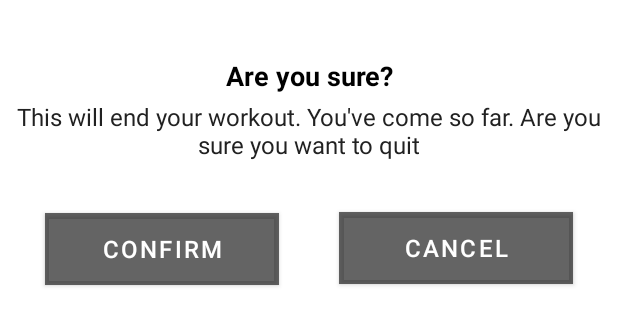
After one commit to iamr-kumar/FitInTenMinutes, an Android app: the layout custom_dialog.xml on its own in the app's theme, with its tools: preview values and no code run, on a phone screen of 412 x 824 dp. The commit adds this screen. Shown: the top 326 px of the screen. Run offline under Robolectric (Android 15) with nearby library versions, the light colour scheme and no system bars.

Commit message:
custom dialog box added

```diff
--- a/app/src/main/java/com/example/fitinsevenminutes/ExcerciseActivity.kt
+++ b/app/src/main/java/com/example/fitinsevenminutes/ExcerciseActivity.kt
@@ -1,15 +1,18 @@
 package com.example.fitinsevenminutes
 
+import android.app.Dialog
 import android.content.Intent
 import android.media.MediaPlayer
 import androidx.appcompat.app.AppCompatActivity
 import android.os.Bundle
 import android.os.CountDownTimer
 import android.speech.tts.TextToSpeech
+import android.view.LayoutInflater
 import android.view.View
 import android.widget.Toast
 import androidx.recyclerview.widget.LinearLayoutManager
 import com.example.fitinsevenminutes.databinding.ActivityExcerciseBinding
+import com.example.fitinsevenminutes.databinding.CustomDialogBinding
 import org.w3c.dom.Text
 import java.lang.Exception
 import java.util.*
@@ -43,7 +46,7 @@ class ExcerciseActivity : AppCompatActivity(), TextToSpeech.OnInitListener {
             actionBar.setDisplayHomeAsUpEnabled(true)
         }
         binding.toolbarExcerciseActivity.setNavigationOnClickListener {
-            onBackPressed()
+            customDialogForBackButton()
         }
 
         tts = TextToSpeech(this, this)
@@ -131,11 +134,11 @@ class ExcerciseActivity : AppCompatActivity(), TextToSpeech.OnInitListener {
 
     private fun setExcerciseProgressBar() {
         binding.progressBarExcerice.progress = excerciseProgress
-        excerciseTimer = object: CountDownTimer(1000, 1000) {
+        excerciseTimer = object: CountDownTimer(30000, 1000) {
             override fun onTick(millisUntilFinished: Long) {
                 excerciseProgress++
-                binding.progressBarExcerice.progress = 1 - excerciseProgress
-                binding.tvExcerciseTimer.text = (1 - excerciseProgress).toString()
+                binding.progressBarExcerice.progress = 30 - excerciseProgress
+                binding.tvExcerciseTimer.text = (30 - excerciseProgress).toString()
             }
 
             override fun onFinish() {
@@ -181,4 +184,18 @@ class ExcerciseActivity : AppCompatActivity(), TextToSpeech.OnInitListener {
         binding.rvExcerciseStatus.layoutManager = LinearLayoutManager(this, LinearLayoutManager.HORIZONTAL, false)
     }
 
+    private fun customDialogForBackButton() {
+        val dialog = Dialog(this)
+        val dialogBinding = CustomDialogBinding.inflate(LayoutInflater.from(this))
+        dialog.setContentView(dialogBinding.root)
+        dialogBinding.btnConfirm.setOnClickListener {
+            finish()
+            dialog.dismiss()
+        }
+        dialogBinding.btnCancel.setOnClickListener {
+            dialog.dismiss()
+        }
+        dialog.show()
+    }
+
 }
--- /dev/null
+++ b/app/src/main/res/layout/custom_dialog.xml
@@ -0,0 +1,76 @@
+<?xml version="1.0" encoding="utf-8"?>
+<androidx.constraintlayout.widget.ConstraintLayout xmlns:android="http://schemas.android.com/apk/res/android"
+    xmlns:app="http://schemas.android.com/apk/res-auto"
+    xmlns:tools="http://schemas.android.com/tools"
+    android:layout_width="match_parent"
+    android:layout_height="match_parent"
+    android:padding="10dp">
+
+    <TextView
+        android:id="@+id/textView3"
+        android:layout_width="wrap_content"
+        android:layout_height="wrap_content"
+        android:layout_marginTop="28dp"
+        android:gravity="center"
+        android:text="Are you sure?"
+        android:textColor="@color/black"
+        android:textSize="18sp"
+        android:textStyle="bold"
+        app:layout_constraintEnd_toEndOf="parent"
+        app:layout_constraintHorizontal_bias="0.5"
+        app:layout_constraintStart_toStartOf="parent"
+        app:layout_constraintTop_toTopOf="parent" />
+
+    <TextView
+        android:id="@+id/textView4"
+        android:layout_width="match_parent"
+        android:layout_height="wrap_content"
+        android:layout_marginTop="4dp"
+        android:gravity="center"
+        android:text="This will end your workout. You've come so far. Are you sure you want to quit"
+        android:textColor="#212121"
+        android:textSize="16sp"
+        android:layout_marginBottom="10dp"
+        app:layout_constraintEnd_toEndOf="parent"
+        app:layout_constraintHorizontal_bias="0.5"
+        app:layout_constraintStart_toStartOf="parent"
+        app:layout_constraintTop_toBottomOf="@+id/textView3" />
+
+    <Button
+        android:id="@+id/btnConfirm"
+        android:layout_width="0dp"
+        android:layout_height="wrap_content"
+        android:layout_marginHorizontal="20dp"
+        android:layout_marginBottom="10dp"
+        android:background="@color/accent_color"
+        android:gravity="center"
+        android:text="Confirm"
+        android:textColor="@color/white"
+        android:textSize="16sp"
+        app:layout_constraintBottom_toBottomOf="parent"
+        app:layout_constraintEnd_toStartOf="@+id/btnCancel"
+        app:layout_constraintHorizontal_bias="0.5"
+        app:layout_constraintStart_toStartOf="parent"
+        app:layout_constraintTop_toBottomOf="@+id/textView4"
+        app:layout_constraintVertical_bias="0.053" />
+
+    <Button
+        android:id="@+id/btnCancel"
+        android:layout_width="0dp"
+        android:layout_height="wrap_content"
+        android:layout_marginHorizontal="20dp"
+        android:layout_marginBottom="10dp"
+        android:background="@color/accent_color"
+        android:gravity="center"
+        android:text="Cancel"
+        android:textColor="@color/white"
+        android:textSize="16sp"
+        app:layout_constraintBottom_toBottomOf="parent"
+        app:layout_constraintEnd_toEndOf="parent"
+        app:layout_constraintHorizontal_bias="0.5"
+        app:layout_constraintStart_toEndOf="@+id/btnConfirm"
+        app:layout_constraintTop_toBottomOf="@+id/textView4"
+        app:layout_constraintVertical_bias="0.052" />
+
+
+</androidx.constraintlayout.widget.ConstraintLayout>
```
